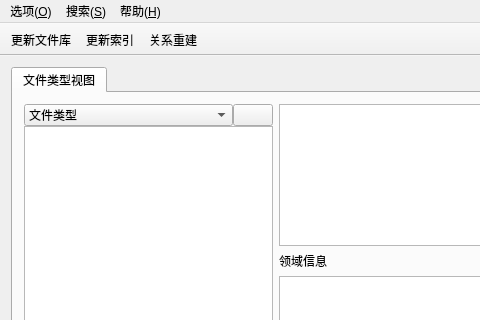
lvyilin/SmartFilesManager, file mainwindow.ui: the form before one commit; both pictures show x 0 to 480 and y 0 to 320 of the 808 by 637 pixel window.
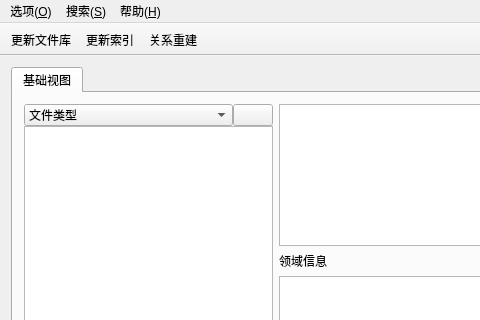
The form after the commit. Icons and pictures are not drawn.

```diff
--- a/mainwindow.ui
+++ b/mainwindow.ui
@@ -22,7 +22,7 @@
       </property>
       <widget class="QWidget" name="file_view_2">
        <attribute name="title">
-        <string>文件类型视图</string>
+        <string>基础视图</string>
        </attribute>
        <layout class="QHBoxLayout" name="horizontalLayout_2">
         <item>
```
